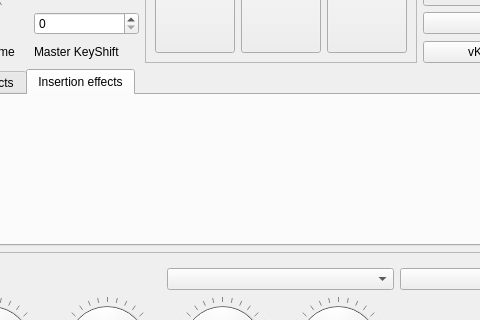
saidinesh5/ZynAddSubFX, file src/NewUI/masterUI.ui: the form before one commit; both pictures show x 86 to 566 and y 143 to 463 of the 733 by 705 pixel window.
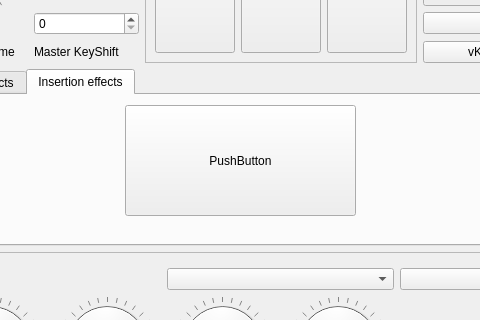
The form after the commit. Icons and pictures are not drawn. Custom widgets are drawn as their Qt base class.

What changed in the file:
```diff
--- a/src/NewUI/masterUI.ui
+++ b/src/NewUI/masterUI.ui
@@ -160,6 +160,29 @@
        <attribute name="title">
         <string>Insertion effects</string>
        </attribute>
+       <widget class="QPushButton" name="pushButton_8">
+        <property name="geometry">
+         <rect>
+          <x>200</x>
+          <y>10</y>
+          <width>231</width>
+          <height>111</height>
+         </rect>
+        </property>
+        <property name="text">
+         <string>PushButton</string>
+        </property>
+        <property name="icon">
+         <iconset>
+          <normaloff>:/images/images/power.png</normaloff>:/images/images/power.png</iconset>
+        </property>
+        <property name="iconSize">
+         <size>
+          <width>64</width>
+          <height>64</height>
+         </size>
+        </property>
+       </widget>
       </widget>
      </widget>
     </item>
```
Left out of the diff: 4 changed lines with no effect on the pictures.
